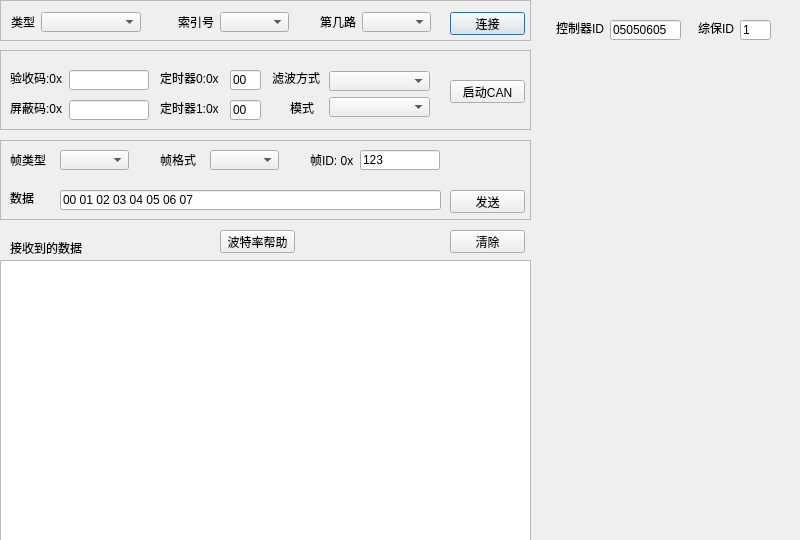
This is main.ui in Gyroxp/cq1504_pc_can_py as Qt 5 draws it before an edit. The edited form follows.
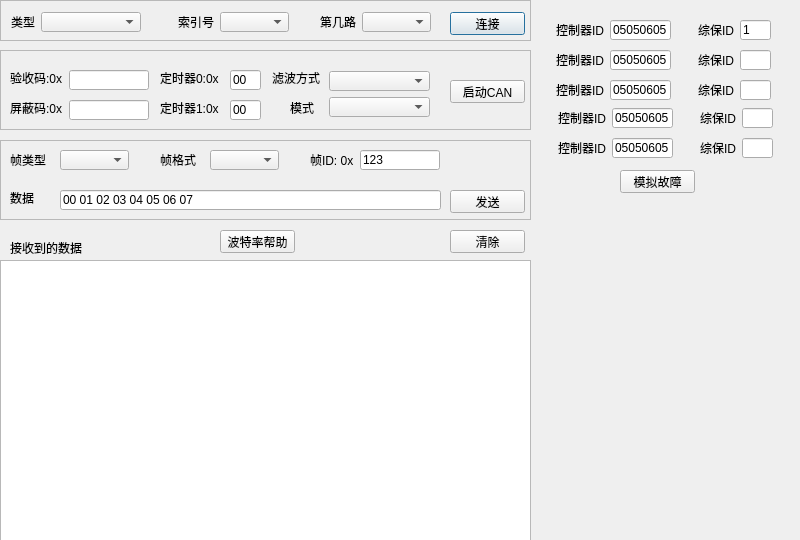
This is the edited form.

The edit to the form file:
```diff
--- a/main.ui
+++ b/main.ui
@@ -115,7 +115,7 @@
    <property name="geometry">
     <rect>
      <x>556</x>
-     <y>20</y>
+     <y>22</y>
      <width>48</width>
      <height>16</height>
     </rect>
@@ -128,7 +128,7 @@
    <property name="geometry">
     <rect>
      <x>698</x>
-     <y>20</y>
+     <y>22</y>
      <width>36</width>
      <height>16</height>
     </rect>
@@ -165,7 +165,7 @@
     <rect>
      <x>610</x>
      <y>20</y>
-     <width>71</width>
+     <width>61</width>
      <height>20</height>
     </rect>
    </property>
@@ -524,6 +524,227 @@
     <string>波特率帮助</string>
    </property>
   </widget>
+  <widget class="QPushButton" name="pushBtn_startJump">
+   <property name="geometry">
+    <rect>
+     <x>620</x>
+     <y>170</y>
+     <width>75</width>
+     <height>23</height>
+    </rect>
+   </property>
+   <property name="text">
+    <string>模拟故障</string>
+   </property>
+  </widget>
+  <widget class="QLabel" name="label_17">
+   <property name="geometry">
+    <rect>
+     <x>556</x>
+     <y>52</y>
+     <width>48</width>
+     <height>16</height>
+    </rect>
+   </property>
+   <property name="text">
+    <string>控制器ID</string>
+   </property>
+  </widget>
+  <widget class="QLabel" name="label_18">
+   <property name="geometry">
+    <rect>
+     <x>698</x>
+     <y>52</y>
+     <width>36</width>
+     <height>16</height>
+    </rect>
+   </property>
+   <property name="text">
+    <string>综保ID</string>
+   </property>
+  </widget>
+  <widget class="QLineEdit" name="lineEdit_TCID_2">
+   <property name="geometry">
+    <rect>
+     <x>610</x>
+     <y>50</y>
+     <width>61</width>
+     <height>20</height>
+    </rect>
+   </property>
+   <property name="text">
+    <string>05050605</string>
+   </property>
+  </widget>
+  <widget class="QLineEdit" name="lineEdit_GPID_2">
+   <property name="geometry">
+    <rect>
+     <x>740</x>
+     <y>50</y>
+     <width>31</width>
+     <height>20</height>
+    </rect>
+   </property>
+   <property name="text">
+    <string/>
+   </property>
+  </widget>
+  <widget class="QLabel" name="label_19">
+   <property name="geometry">
+    <rect>
+     <x>698</x>
+     <y>82</y>
+     <width>36</width>
+     <height>16</height>
+    </rect>
+   </property>
+   <property name="text">
+    <string>综保ID</string>
+   </property>
+  </widget>
+  <widget class="QLineEdit" name="lineEdit_TCID_3">
+   <property name="geometry">
+    <rect>
+     <x>610</x>
+     <y>80</y>
+     <width>61</width>
+     <height>20</height>
+    </rect>
+   </property>
+   <property name="text">
+    <string>05050605</string>
+   </property>
+  </widget>
+  <widget class="QLabel" name="label_20">
+   <property name="geometry">
+    <rect>
+     <x>556</x>
+     <y>82</y>
+     <width>48</width>
+     <height>16</height>
+    </rect>
+   </property>
+   <property name="text">
+    <string>控制器ID</string>
+   </property>
+  </widget>
+  <widget class="QLineEdit" name="lineEdit_GPID_3">
+   <property name="geometry">
+    <rect>
+     <x>740</x>
+     <y>80</y>
+     <width>31</width>
+     <height>20</height>
+    </rect>
+   </property>
+   <property name="text">
+    <string/>
+   </property>
+  </widget>
+  <widget class="QLineEdit" name="lineEdit_GPID_4">
+   <property name="geometry">
+    <rect>
+     <x>742</x>
+     <y>108</y>
+     <width>31</width>
+     <height>20</height>
+    </rect>
+   </property>
+   <property name="text">
+    <string/>
+   </property>
+  </widget>
+  <widget class="QLineEdit" name="lineEdit_TCID_4">
+   <property name="geometry">
+    <rect>
+     <x>612</x>
+     <y>108</y>
+     <width>61</width>
+     <height>20</height>
+    </rect>
+   </property>
+   <property name="text">
+    <string>05050605</string>
+   </property>
+  </widget>
+  <widget class="QLabel" name="label_21">
+   <property name="geometry">
+    <rect>
+     <x>558</x>
+     <y>110</y>
+     <width>48</width>
+     <height>16</height>
+    </rect>
+   </property>
+   <property name="text">
+    <string>控制器ID</string>
+   </property>
+  </widget>
+  <widget class="QLabel" name="label_22">
+   <property name="geometry">
+    <rect>
+     <x>700</x>
+     <y>110</y>
+     <width>36</width>
+     <height>16</height>
+    </rect>
+   </property>
+   <property name="text">
+    <string>综保ID</string>
+   </property>
+  </widget>
+  <widget class="QLineEdit" name="lineEdit_GPID_5">
+   <property name="geometry">
+    <rect>
+     <x>742</x>
+     <y>138</y>
+     <width>31</width>
+     <height>20</height>
+    </rect>
+   </property>
+   <property name="text">
+    <string/>
+   </property>
+  </widget>
+  <widget class="QLineEdit" name="lineEdit_TCID_5">
+   <property name="geometry">
+    <rect>
+     <x>612</x>
+     <y>138</y>
+     <width>61</width>
+     <height>20</height>
+    </rect>
+   </property>
+   <property name="text">
+    <string>05050605</string>
+   </property>
+  </widget>
+  <widget class="QLabel" name="label_23">
+   <property name="geometry">
+    <rect>
+     <x>558</x>
+     <y>140</y>
+     <width>48</width>
+     <height>16</height>
+    </rect>
+   </property>
+   <property name="text">
+    <string>控制器ID</string>
+   </property>
+  </widget>
+  <widget class="QLabel" name="label_24">
+   <property name="geometry">
+    <rect>
+     <x>700</x>
+     <y>140</y>
+     <width>36</width>
+     <height>16</height>
+    </rect>
+   </property>
+   <property name="text">
+    <string>综保ID</string>
+   </property>
+  </widget>
   <zorder>frame_3</zorder>
   <zorder>frame</zorder>
   <zorder>label_3</zorder>
```
Left out of the diff: 29 changed lines with no effect on the pictures.
